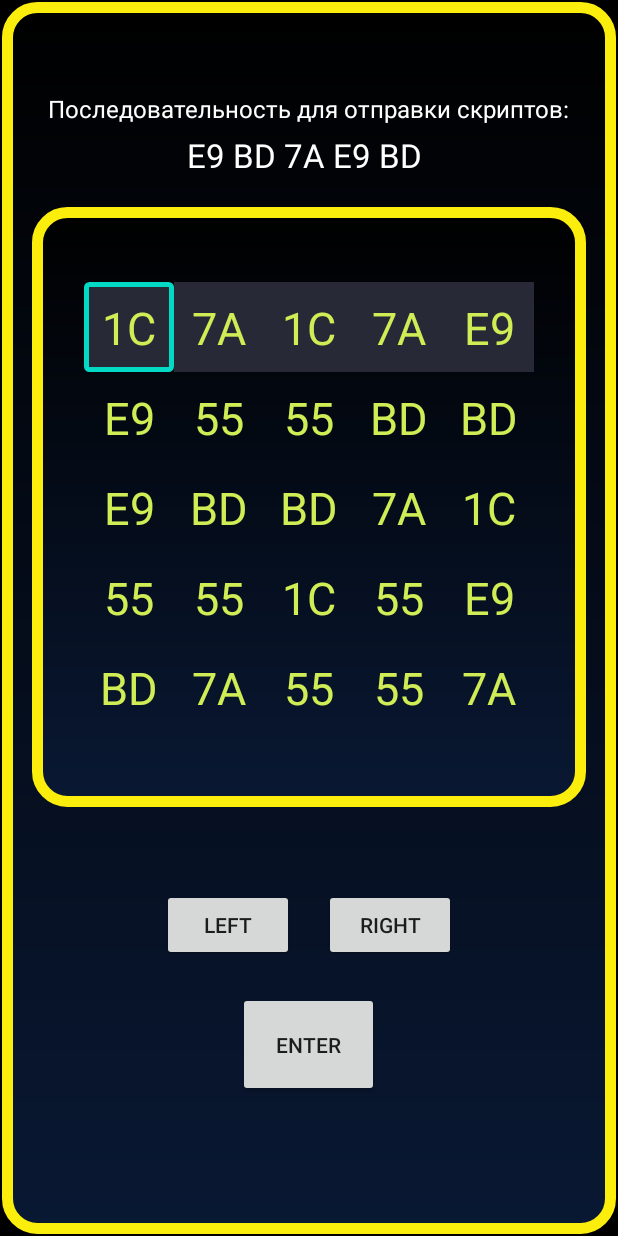
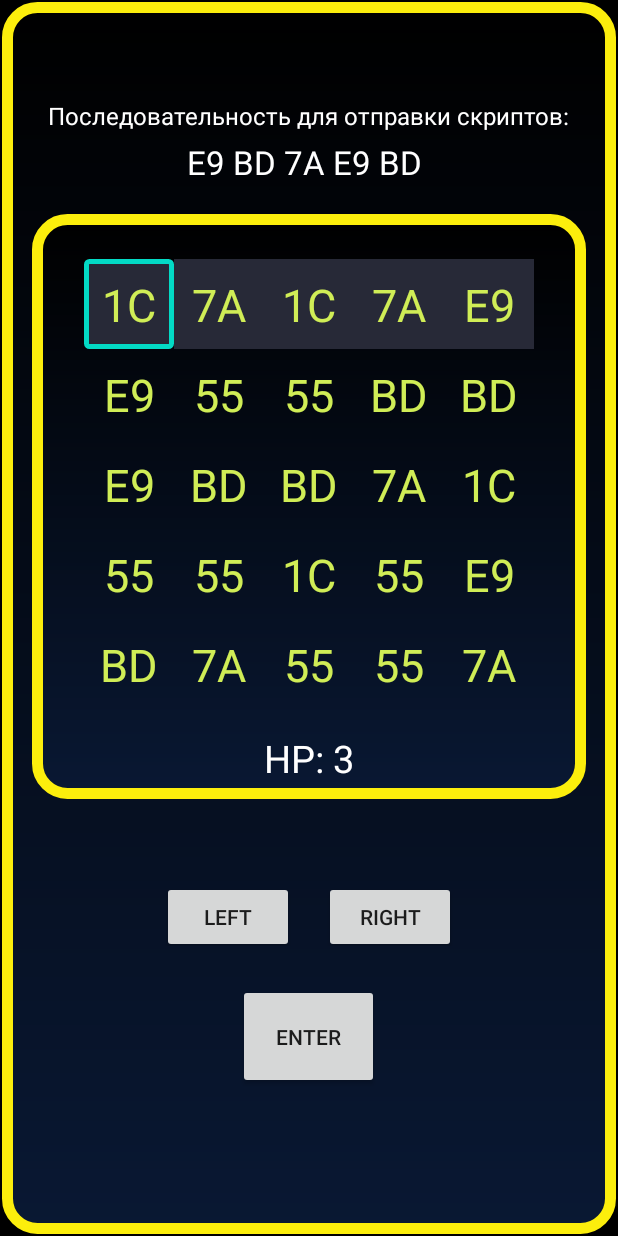
Before and after one commit to LevRostt/VisualNovel, an Android app: the MiniGameActivity screen opened directly, with no data from a screen before it, on a phone screen of 412 x 824 dp. Run offline under Robolectric (Android 15) with nearby library versions, the light colour scheme and no system bars.

Commit message:
The mini-game is tied to the game, the plot is supplemented. Game icon is changed. Changed realization of creation of character. Now you can create Act without Scene with choice. HP system rewrite. Game is Done

```diff
--- a/app/src/main/AndroidManifest.xml
+++ b/app/src/main/AndroidManifest.xml
@@ -6,9 +6,9 @@
         android:allowBackup="true"
         android:dataExtractionRules="@xml/data_extraction_rules"
         android:fullBackupContent="@xml/backup_rules"
-        android:icon="@mipmap/ic_launcher"
+        android:icon="@drawable/s0"
         android:label="@string/app_name"
-        android:roundIcon="@mipmap/ic_launcher_round"
+        android:roundIcon="@drawable/s0"
         android:supportsRtl="true"
         android:theme="@style/VisualNovel.NoActionBar"
         tools:targetApi="31">
--- a/app/src/main/java/com/example/visualnovel/MiniGame.java
+++ b/app/src/main/java/com/example/visualnovel/MiniGame.java
@@ -4,7 +4,7 @@ public class MiniGame {
     private String[] word = {"1C","BD","55","E9","7A"};
     private String[][] matrix = new String[5][5];
     private MiniGameCombination combination = new MiniGameCombination();
-    private int heal = 2; // 0 - dead / 1 - lastChance / 2 - based
+    private int heal = combination.length()/2 + combination.length()%2; // 0 - dead / 1 - lastChance / 2 - based
     private int xCoords = 0;
     private int yCoords = 0;
     private int orientation = 0; // 0 - Horizontal / 1 - Vertical
@@ -22,15 +22,12 @@ public class MiniGame {
 
     public int pushCheck(){
         int code = combination.check(matrix[xCoords][yCoords]);
-        if (code == -1){
+        if (code == -1 && heal != 1){
             return 0;
         }
         else {
             matrix[xCoords][yCoords] = "[-]";
             if (code == 0) {
-                if (heal == 1) {
-                    heal++;
-                }
 
                 if (combination.getProgress() == combination.length()) {
 
@@ -52,7 +49,7 @@ public class MiniGame {
                 heal--;
                 if (heal == 0) {
 
-                    return 1;
+                    return -1;
 
                 } else {
                     if (orientation == 0) {
@@ -98,6 +95,10 @@ public class MiniGame {
         }
     }
 
+    public int getHeal() {
+        return heal;
+    }
+
     public int getxCoords() {
         return xCoords;
     }
--- a/app/src/main/java/com/example/visualnovel/ui/MiniGameActivity.java
+++ b/app/src/main/java/com/example/visualnovel/ui/MiniGameActivity.java
@@ -46,10 +46,13 @@ public class MiniGameActivity extends AppCompatActivity {
                 vE.setBackgroundColor(getColor(R.color.hack_green_bg));
             }
         }
+
         int resId = getResources().getIdentifier("tab"+x+""+y, "id", getPackageName());
         TextView choisen = findViewById(resId);
         choisen.setBackground(getDrawable(R.drawable.border_choisen));
         mBinding.combination.setText(game.getCombination());
+
+        mBinding.heal.setText(String.valueOf(game.getHeal()));
     }
 
     @Override
@@ -64,13 +67,12 @@ public class MiniGameActivity extends AppCompatActivity {
 
             endOfGame = game.pushCheck();
 
-            if (endOfGame == 0){ // Завершение Активити с каким-либо параметром
+            if (endOfGame == 0){ // Завершение activity с каким-либо параметром
                 if (game.getOrientation() == 0){
                     mBinding.up.setVisibility(android.view.View.GONE);
                     mBinding.down.setVisibility(android.view.View.GONE);
                     mBinding.left.setVisibility(android.view.View.VISIBLE);
                     mBinding.right.setVisibility(android.view.View.VISIBLE);
-                    //редактировать размер кнопки Enter
                 }
                 else{
                     mBinding.up.setVisibility(android.view.View.VISIBLE);
--- a/app/src/main/res/layout/game_layout.xml
+++ b/app/src/main/res/layout/game_layout.xml
@@ -87,7 +87,7 @@
             <TextView
                 android:id="@+id/mainText"
                 android:textColor="@color/white"
-                android:text="a\na\na\na\na\na"
+                android:text="Создайте, пожалуйста, персонажа"
                 android:textSize="14dp"
                 android:layout_margin="30dp"
                 android:layout_marginHorizontal="15dp"
--- a/app/src/main/res/layout/minigame_layout.xml
+++ b/app/src/main/res/layout/minigame_layout.xml
@@ -36,13 +36,15 @@
                 android:textColor="@color/white"/>
 
             <LinearLayout
+                android:orientation="vertical"
                 android:layout_margin="20dp"
                 android:background="@drawable/border_style_def"
                 android:layout_width="match_parent"
                 android:layout_height="match_parent">
 
                 <LinearLayout
-                    android:paddingVertical="50dp"
+                    android:paddingTop="30dp"
+                    android:paddingBottom="15dp"
                     android:orientation="vertical"
                     android:layout_width="match_parent"
                     android:layout_height="match_parent">
@@ -365,6 +367,29 @@
                     </LinearLayout>
                 </LinearLayout>
 
+                <LinearLayout
+                    android:orientation="horizontal"
+                    android:gravity="center"
+                    android:layout_width="match_parent"
+                    android:layout_height="wrap_content"
+                    android:layout_marginBottom="10dp">
+                    <TextView
+                        android:textColor="@color/white"
+                        android:textSize="25dp"
+                        android:layout_gravity="center"
+                        android:layout_width="wrap_content"
+                        android:layout_height="wrap_content"
+                        android:text="HP: "/>
+                    <TextView
+                        android:id="@+id/heal"
+                        android:textColor="@color/white"
+                        android:layout_width="wrap_content"
+                        android:layout_height="wrap_content"
+                        android:textSize="25dp"
+                        android:text="3"/>
+
+                </LinearLayout>
+
             </LinearLayout>
         </LinearLayout>
         <LinearLayout
--- a/app/src/main/res/values/strings.xml
+++ b/app/src/main/res/values/strings.xml
@@ -1,4 +1,4 @@
 <resources>
-    <string name="app_name">CyberpunkNovel</string>
+    <string name="app_name">Cyberpunk Novel</string>
     <string name="miniGameTitle">Последовательность для отправки скриптов:</string>
 </resources>
```
Also changed, not shown: app/src/main/java/com/example/visualnovel/Act.java (+8 -1 lines), app/src/main/java/com/example/visualnovel/MainGameGeneric.java (+53 -19 lines), app/src/main/java/com/example/visualnovel/ui/MainActivity.java (+60 -21 lines).
